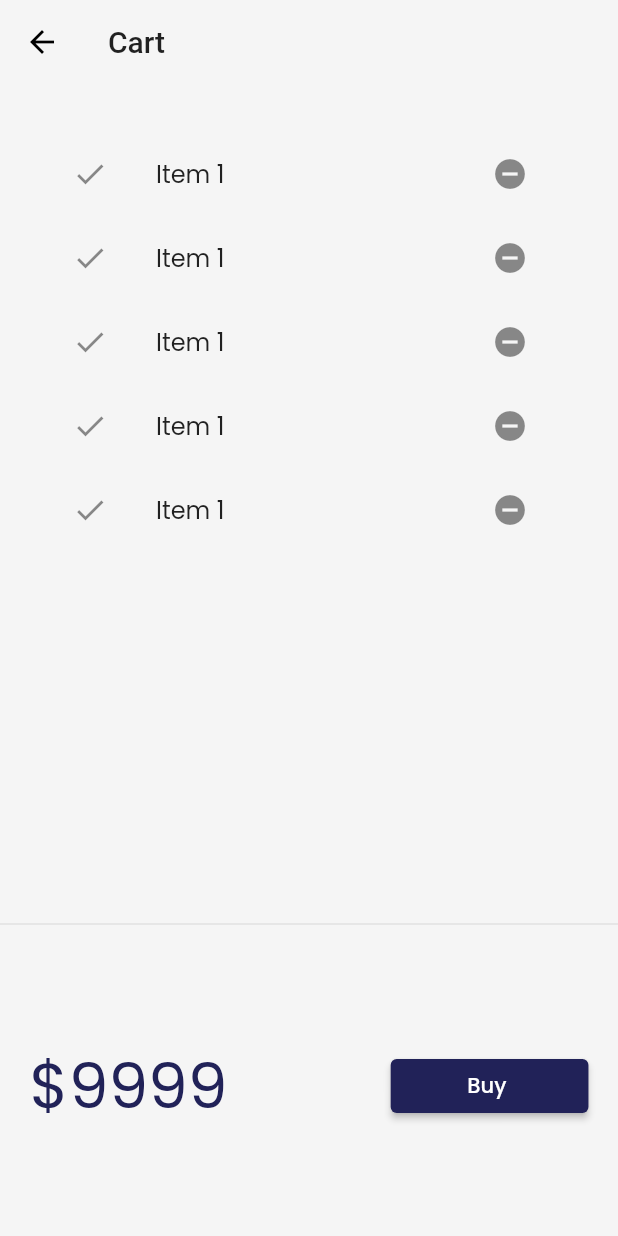
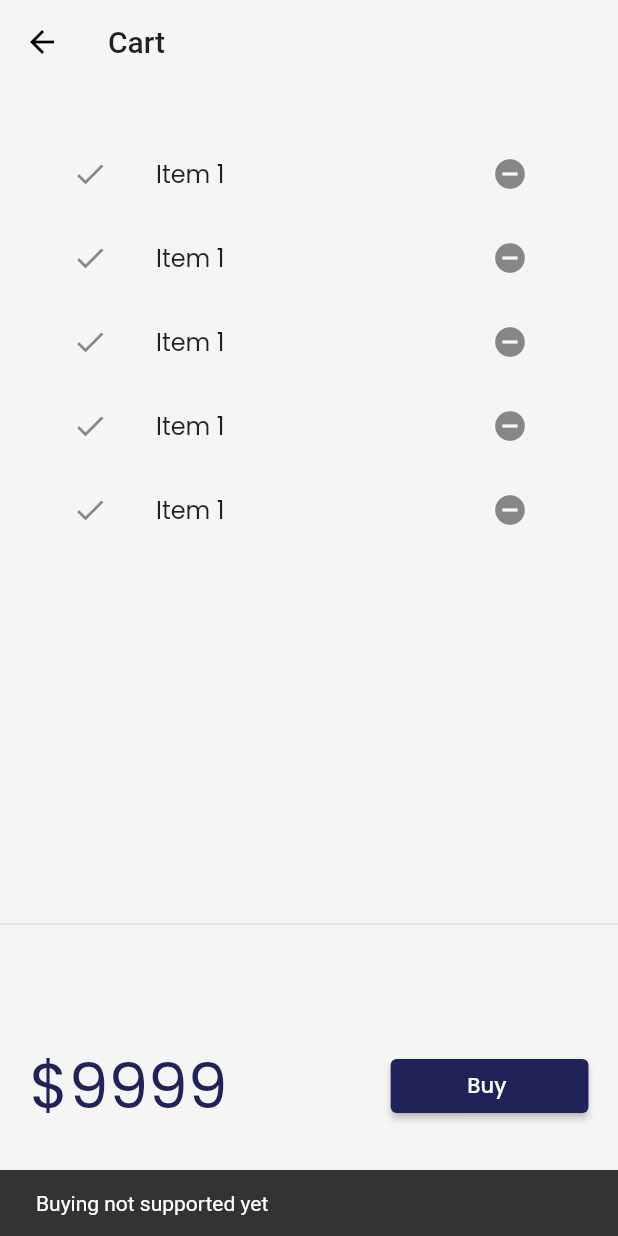
Before and after one commit to itsnehabhagat05/catalog_app, a Flutter app: the CartPage screen opened by its route, after a tap on "Buy", on a phone screen of 412 x 824 dp. Run offline on Flutter 3.47's test engine with Material 2 defaults, Android fonts, the phone set to English and light mode, and no system bars; our stand-ins replace google_fonts, velocity_x; network calls fail.

Commit message:
made methods in cart

```diff
--- a/lib/Pages/cart_page.dart
+++ b/lib/Pages/cart_page.dart
@@ -33,7 +33,9 @@ class _CartTotal extends StatelessWidget {
         children: [
           "\$9999".text.xl5.color(context.theme.accentColor).make(),
           30.widthBox,
-          ElevatedButton(onPressed: () {},
+          ElevatedButton(onPressed: () {
+            ScaffoldMessenger.of(context).showSnackBar(SnackBar(content:"Buying not supported yet".text.make(),));
+          },
           style: ButtonStyle(
             backgroundColor:
             MaterialStateProperty.all(context.theme.buttonColor)
--- a/lib/models/catalog.dart
+++ b/lib/models/catalog.dart
@@ -4,11 +4,11 @@ class CatalogueModel {
   static List<Item>? items;
 
   //Get Item by ID
-  static Item getById(int id) =>
+  Item getById(int id) =>
       items!.firstWhere((element) => element.id == id, orElse: null);
 
   //Get Item by Position
-  static Item getByPosition(int pos) => items![pos];
+   Item getByPosition(int pos) => items![pos];
 }
 
 class Item {
--- a/lib/widgets/home_widgets/catalog_list.dart
+++ b/lib/widgets/home_widgets/catalog_list.dart
@@ -16,7 +16,7 @@ class CatalogList extends StatelessWidget {
       shrinkWrap: true,
       itemCount: CatalogueModel.items?.length,
       itemBuilder: (context, index) {
-        final catalog = CatalogueModel.getByPosition(index);
+        final catalog = CatalogueModel.items! [index];
 
         return InkWell(
           onTap: () => Navigator.push(
```
Also changed, not shown: lib/models/cart.dart (added, +38 -0 lines).
